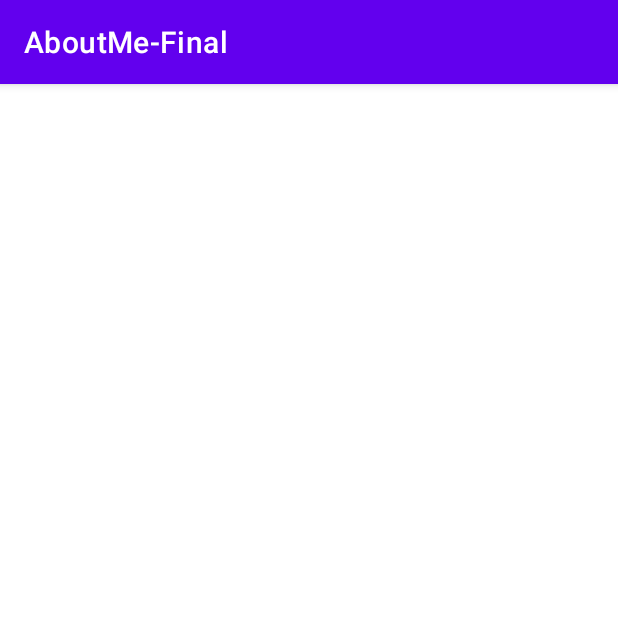
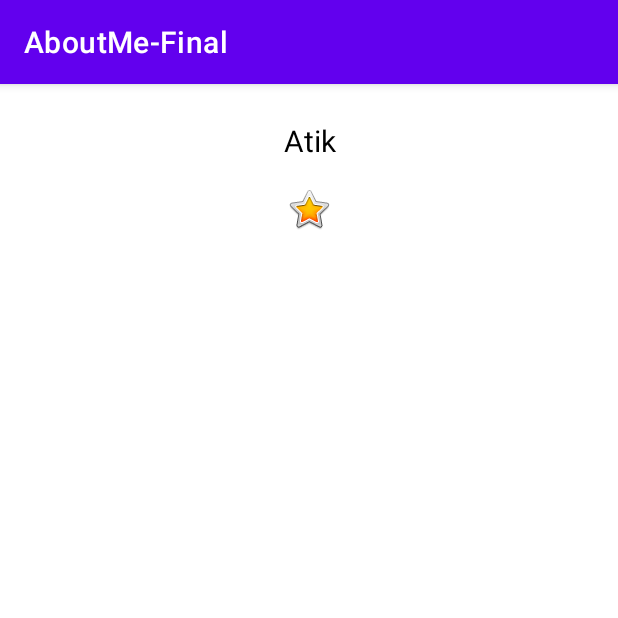
Before and after one commit to mdatiqurr89/AboutMe, an Android app: the screen it shows after launch (MainActivity), on a phone screen of 412 x 824 dp, the top half of it. Run offline under Robolectric (Android 15) with nearby library versions, the phone set to English and light mode, and no system bars.

Commit message:
textview and star image added with style. after run name and image shown in device

```diff
--- a/app/src/main/res/layout/activity_main.xml
+++ b/app/src/main/res/layout/activity_main.xml
@@ -1,6 +1,28 @@
 <?xml version="1.0" encoding="utf-8"?>
 <LinearLayout xmlns:android="http://schemas.android.com/apk/res/android"
-    android:orientation="vertical" android:layout_width="match_parent"
-    android:layout_height="match_parent">
+    xmlns:app="http://schemas.android.com/apk/res-auto"
+    xmlns:tools="http://schemas.android.com/tools"
+    android:layout_width="match_parent"
+    android:layout_height="match_parent"
+    android:layout_marginTop="@dimen/layout_margin"
+    android:orientation="vertical"
+    android:paddingTop="@dimen/small_padding">
+
+    <TextView
+        android:id="@+id/textView"
+        android:layout_width="match_parent"
+        android:layout_height="wrap_content"
+        android:text="Atik"
+        android:textAlignment="center"
+        tools:text="@string/name"
+        style="@style/Namy_st" />
+
+    <ImageView
+        android:id="@+id/star_image"
+        android:layout_width="match_parent"
+        android:layout_height="wrap_content"
+        android:layout_marginTop="@dimen/layout_margin"
+        android:contentDescription="@string/yellow_star"
+        app:srcCompat="@android:drawable/btn_star_big_on" />
 
 </LinearLayout>
--- /dev/null
+++ b/app/src/main/res/values/dimens.xml
@@ -0,0 +1,6 @@
+<?xml version="1.0" encoding="utf-8"?>
+<resources>
+    <dimen name="text_size">20sp</dimen>
+    <dimen name="small_padding">8dp</dimen>
+    <dimen name="layout_margin">16dp</dimen>
+</resources>
--- a/app/src/main/res/values/strings.xml
+++ b/app/src/main/res/values/strings.xml
@@ -1,3 +1,5 @@
 <resources>
     <string name="app_name">AboutMe-Final</string>
+    <string name="name">Atik</string>
+    <string name="yellow_star">Yellow Star</string>
 </resources>
--- /dev/null
+++ b/app/src/main/res/values/styles.xml
@@ -0,0 +1,8 @@
+<?xml version="1.0" encoding="utf-8"?>
+<resources>
+
+    <style name="Namy_st">
+        <item name="android:textColor">@android:color/black</item>
+        <item name="android:textSize">@dimen/text_size</item>
+    </style>
+</resources>
```
Also changed, not shown: app/src/main/res/font/roboto_thin.ttf (added).
